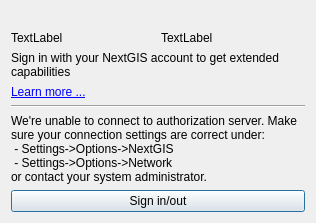
First picture: the form in src/framework/access/signdialog.ui, repository nextgis/lib_ngstd, before the edit.
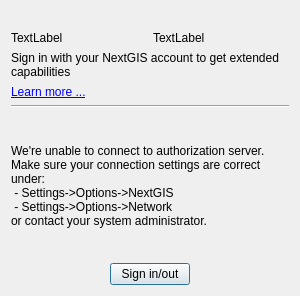
Second picture: the form after the edit. Icons and pictures are not drawn.

Commit message: add translate #8692v7rg6

```diff
--- a/src/framework/access/signdialog.ui
+++ b/src/framework/access/signdialog.ui
@@ -6,8 +6,8 @@
    <rect>
     <x>0</x>
     <y>0</y>
-    <width>316</width>
-    <height>223</height>
+    <width>300</width>
+    <height>296</height>
    </rect>
   </property>
   <property name="windowTitle">
@@ -16,6 +16,12 @@
   <layout class="QVBoxLayout" name="verticalLayout">
    <item>
     <widget class="QLabel" name="ngLogo">
+     <property name="sizePolicy">
+      <sizepolicy hsizetype="Preferred" vsizetype="Fixed">
+       <horstretch>0</horstretch>
+       <verstretch>0</verstretch>
+      </sizepolicy>
+     </property>
      <property name="text">
       <string>&lt;html&gt;&lt;head/&gt;&lt;body&gt;&lt;p&gt;&lt;img src=&quot;:/images/ng_logo_bw_dark.svg&quot; height=&quot;20&quot;/&gt;&lt;/p&gt;&lt;/body&gt;&lt;/html&gt;</string>
      </property>
@@ -28,6 +34,12 @@
     <layout class="QHBoxLayout" name="horizontalLayout">
      <item>
       <widget class="QLabel" name="avatar">
+       <property name="sizePolicy">
+        <sizepolicy hsizetype="Preferred" vsizetype="Fixed">
+         <horstretch>0</horstretch>
+         <verstretch>0</verstretch>
+        </sizepolicy>
+       </property>
        <property name="text">
         <string>TextLabel</string>
        </property>
@@ -35,6 +47,12 @@
      </item>
      <item>
       <widget class="QLabel" name="userInfo">
+       <property name="sizePolicy">
+        <sizepolicy hsizetype="Preferred" vsizetype="Fixed">
+         <horstretch>0</horstretch>
+         <verstretch>0</verstretch>
+        </sizepolicy>
+       </property>
        <property name="text">
         <string>TextLabel</string>
        </property>
@@ -44,6 +62,12 @@
    </item>
    <item>
     <widget class="QLabel" name="descriptionText">
+     <property name="sizePolicy">
+      <sizepolicy hsizetype="Preferred" vsizetype="Fixed">
+       <horstretch>0</horstretch>
+       <verstretch>0</verstretch>
+      </sizepolicy>
+     </property>
      <property name="text">
       <string>Sign in with your NextGIS account to get extended capabilities</string>
      </property>
@@ -54,6 +78,12 @@
    </item>
    <item>
     <widget class="QLabel" name="learnMore">
+     <property name="sizePolicy">
+      <sizepolicy hsizetype="Preferred" vsizetype="Fixed">
+       <horstretch>0</horstretch>
+       <verstretch>0</verstretch>
+      </sizepolicy>
+     </property>
      <property name="cursor">
       <cursorShape>PointingHandCursor</cursorShape>
      </property>
@@ -92,11 +122,41 @@
     </widget>
    </item>
    <item>
-    <widget class="QPushButton" name="signButton">
-     <property name="text">
-      <string>Sign in/out</string>
-     </property>
-    </widget>
+    <layout class="QHBoxLayout" name="horizontalLayout_2">
+     <item>
+      <spacer name="horizontalSpacer">
+       <property name="orientation">
+        <enum>Qt::Horizontal</enum>
+       </property>
+       <property name="sizeHint" stdset="0">
+        <size>
+         <width>40</width>
+         <height>20</height>
+        </size>
+       </property>
+      </spacer>
+     </item>
+     <item>
+      <widget class="QPushButton" name="signButton">
+       <property name="text">
+        <string>Sign in/out</string>
+       </property>
+      </widget>
+     </item>
+     <item>
+      <spacer name="horizontalSpacer_2">
+       <property name="orientation">
+        <enum>Qt::Horizontal</enum>
+       </property>
+       <property name="sizeHint" stdset="0">
+        <size>
+         <width>40</width>
+         <height>20</height>
+        </size>
+       </property>
+      </spacer>
+     </item>
+    </layout>
    </item>
   </layout>
  </widget>
```
The commit also changes 2 other files.
